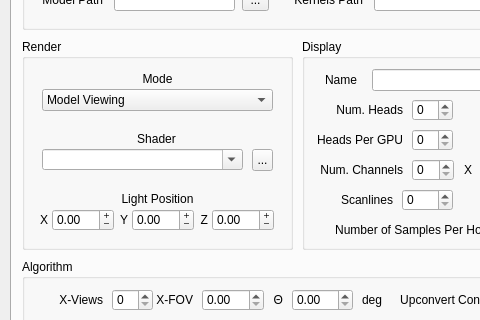
The window that render_algorithms/dscp4/dscp4-qt/ui/mainwindow.ui (itsermo/holovideo-algorithms) describes before a commit, drawn with Qt 5; both pictures show x 0 to 480 and y 147 to 467 of the 654 by 660 pixel window.
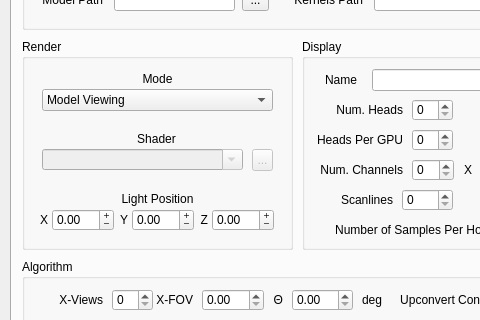
The same window after the commit. The open tabs and pages were chosen to show the change.

```diff
--- a/render_algorithms/dscp4/dscp4-qt/ui/mainwindow.ui
+++ b/render_algorithms/dscp4/dscp4-qt/ui/mainwindow.ui
@@ -1806,6 +1806,9 @@
        </property>
       </widget>
       <widget class="QToolButton" name="shaderFileNameToolButton">
+       <property name="enabled">
+        <bool>false</bool>
+       </property>
        <property name="geometry">
         <rect>
          <x>230</x>
@@ -1819,6 +1822,9 @@
        </property>
       </widget>
       <widget class="QComboBox" name="shaderFileNameComboBox">
+       <property name="enabled">
+        <bool>false</bool>
+       </property>
        <property name="geometry">
         <rect>
          <x>20</x>
```
Left out of the diff: 4 changed lines with no effect on the pictures.
